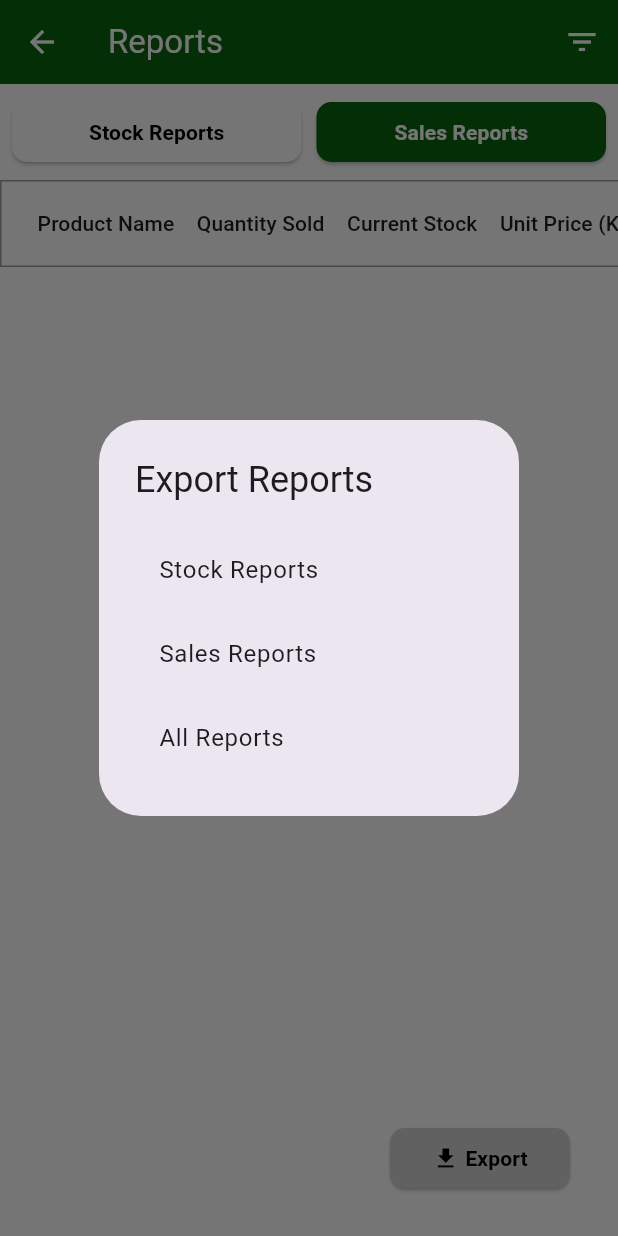
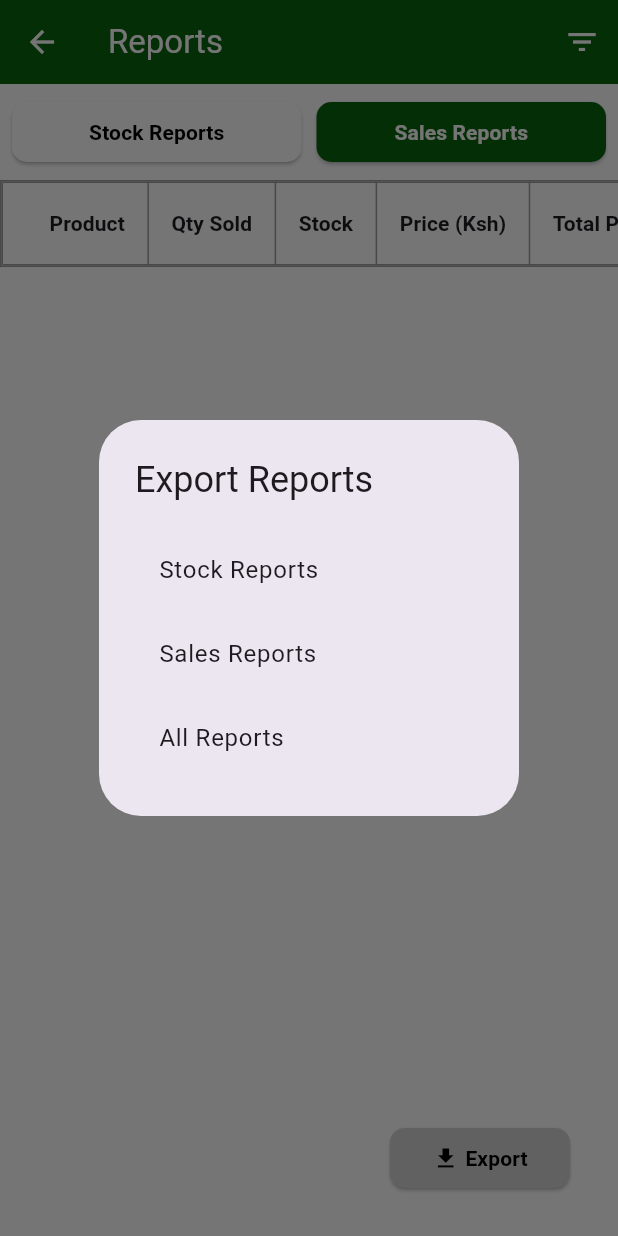
Before and after one commit to BrianKawinzi/medfast_go, a Flutter app: the Reports screen opened directly, after a tap on "Sales Reports", after a tap on "Export", on a phone screen of 412 x 824 dp. Run offline on Flutter 3.47's test engine with Material 3 defaults, Android fonts, the phone set to English and light mode, and no system bars; our stand-ins replace audioplayers, csv, file_picker, fl_chart, fluttertoast, geolocator and 5 more; missing offline and left inert: barcode_scan2, excel, flutter_file_dialog, mpesa_flutter_plugin, qr_code_scanner; accounts and stored records are empty.

Commit message:
Reports refinement to a table

```diff
--- a/lib/business/reports/reports.dart
+++ b/lib/business/reports/reports.dart
@@ -24,6 +24,7 @@ class _ReportsState extends State<Reports> {
   List<DataRow> stockRows = [];
   List<DataRow> salesRows = [];
   bool isStockSelected = true;
+
   bool matchesDate(String dataRowDate, DateTime selectedDate) {
     DateTime parsedDate = DateTime.parse(dataRowDate);
     return parsedDate.year == selectedDate.year &&
@@ -61,44 +62,10 @@ class _ReportsState extends State<Reports> {
           .map(
             (product) => DataRow(
               cells: [
-                DataCell(SizedBox(
-                  width: 70,
-                  child: Text(
-                    product.productName,
-                    maxLines: 1,
-                    style: const TextStyle(overflow: TextOverflow.ellipsis),
-                  ),
-                )),
-                DataCell(
-                  SizedBox(
-                    width: 70,
-                    child: Text(
-                      '${product.quantity}',
-                      maxLines: 1,
-                      style: const TextStyle(overflow: TextOverflow.ellipsis),
-                    ),
-                  ),
-                ),
-                DataCell(
-                  SizedBox(
-                    width: 70,
-                    child: Text(
-                      product.expiryDate,
-                      maxLines: 1,
-                      style: const TextStyle(overflow: TextOverflow.ellipsis),
-                    ),
-                  ),
-                ),
-                DataCell(
-                  SizedBox(
-                    width: 70,
-                    child: Text(
-                      'Ksh ${product.buyingPrice.toStringAsFixed(2)}',
-                      maxLines: 1,
-                      style: const TextStyle(overflow: TextOverflow.ellipsis),
-                    ),
-                  ),
-                ),
+                _buildTableCell(product.productName),
+                _buildTableCell(product.quantity.toString()),
+                _buildTableCell(product.expiryDate),
+                _buildTableCell(product.buyingPrice.toStringAsFixed(2)),
               ],
             ),
           )
@@ -112,56 +79,35 @@ class _ReportsState extends State<Reports> {
           .map(
             (product) => DataRow(
               cells: [
-                DataCell(
-                  SizedBox(
-                    width: 70,
-                    child: Text(
-                      product.productName,
-                      style: const TextStyle(overflow: TextOverflow.ellipsis),
-                    ),
-                  ),
-                ),
-                DataCell(
-                  SizedBox(
-                    width: 70,
-                    child: Text(
-                      product.soldQuantity.toString(),
-                      style: const TextStyle(overflow: TextOverflow.ellipsis),
-                    ),
-                  ),
-                ),
-                DataCell(
-                  SizedBox(
-                    width: 70,
-                    child: Text(
-                      product.quantity.toString(),
-                      style: const TextStyle(overflow: TextOverflow.ellipsis),
-                    ),
-                  ),
-                ),
-                DataCell(
-                  SizedBox(
-                    width: 70,
-                    child: Text(
-                      'Ksh ${product.sellingPrice.toStringAsFixed(2)} ',
-                      style: const TextStyle(overflow: TextOverflow.ellipsis),
-                    ),
-                  ),
-                ),
-                DataCell(
-                  SizedBox(
-                    width: 70,
-                    child: Text(
-                      'Ksh ${(product.sellingPrice * product.soldQuantity).toStringAsFixed(2)} ',
-                      style: const TextStyle(overflow: TextOverflow.ellipsis),
-                    ),
-                  ),
-                ),
+                _buildTableCell(product.productName),
+                _buildTableCell(product.soldQuantity.toString()),
+                _buildTableCell(product.quantity.toString()),
+                _buildTableCell(product.sellingPrice.toStringAsFixed(2)),
+                _buildTableCell((product.sellingPrice * product.soldQuantity).toStringAsFixed(2)),
               ],
             ),
           )
           .toList();
     });
+  }
+
+  DataCell _buildTableCell(String value) {
+    return DataCell(
+      Container(
+        padding: const EdgeInsets.all(8.0),
+        child: Text(value),
+      ),
+    );
+  }
+
+  Widget _buildTableHeader(String value) {
+    return Container(
+      padding: const EdgeInsets.all(8.0),
+      child: Text(
+        value,
+        style: const TextStyle(fontWeight: FontWeight.bold),
+      ),
+    );
   }
 
   void _showFilterOptions() {
@@ -204,8 +150,7 @@ class _ReportsState extends State<Reports> {
           title: const Text("Enter Product Name"),
           content: TextField(
             controller: productController,
-            decoration:
-                const InputDecoration(hintText: "Type product name here"),
+            decoration: const InputDecoration(hintText: "Type product name here"),
           ),
           actions: <Widget>[
             TextButton(
@@ -316,20 +261,20 @@ class _ReportsState extends State<Reports> {
 
   void _filterDataForDate(DateTime date) {
     stockRows = stockRows
-        .where((row) => matchesDate(const Row() as String, date))
+        .where((row) => matchesDate((row.cells[2].child as Container).child as String, date))
         .toList();
     salesRows = salesRows
-        .where((row) => matchesDate(const Row() as String, date))
+        .where((row) => matchesDate((row.cells[2].child as Container).child as String, date))
         .toList();
     setState(() {});
   }
 
   void _filterDataForDateRange(DateTimeRange range) {
     stockRows = stockRows
-        .where((row) => inDateRange(const Row() as String, range))
+        .where((row) => inDateRange((row.cells[2].child as Container).child as String, range))
         .toList();
     salesRows = salesRows
-        .where((row) => inDateRange(const Row() as String, range))
+        .where((row) => inDateRange((row.cells[2].child as Container).child as String, range))
         .toList();
     setState(() {});
   }
@@ -337,13 +282,13 @@ class _ReportsState extends State<Reports> {
   void _filterByProductName(String productName) {
     setState(() {
       stockRows = stockRows
-          .where((row) => (row.cells[0].child as Text)
+          .where((row) => ((row.cells[0].child as Container).child as Text)
               .data!
               .toLowerCase()
               .contains(productName.toLowerCase()))
           .toList();
       salesRows = salesRows
-          .where((row) => (row.cells[0].child as Text)
+          .where((row) => ((row.cells[0].child as Container).child as Text)
               .data!
               .toLowerCase()
               .contains(productName.toLowerCase()))
@@ -418,8 +363,9 @@ class _ReportsState extends State<Reports> {
     }
 
     for (var dataRow in dataRows) {
-      List<dynamic> row =
-          dataRow.cells.map((cell) => (cell.child as Text).data ?? '').toList();
+      List<dynamic> row = dataRow.cells
+          .map((cell) => ((cell.child as Container).child as Text).data ?? '')
+          .toList();
       rows.add(row);
     }
 
@@ -454,8 +400,9 @@ class _ReportsState extends State<Reports> {
     combinedRows
         .add(['Product Name', 'Quantity', 'Expiry Date', 'Price (Ksh)']);
     for (var dataRow in stockRows) {
-      List<dynamic> row =
-          dataRow.cells.map((cell) => (cell.child as Text).data ?? '').toList();
+      List<dynamic> row = dataRow.cells
+          .map((cell) => ((cell.child as Container).child as Text).data ?? '')
+          .toList();
       combinedRows.add(row);
     }
     combinedRows.add(['']); // Add an empty row for separation
@@ -470,8 +417,9 @@ class _ReportsState extends State<Reports> {
       'Total Price (Ksh)'
     ]);
     for (var dataRow in salesRows) {
-      List<dynamic> row =
-          dataRow.cells.map((cell) => (cell.child as Text).data ?? '').toList();
+      List<dynamic> row = dataRow.cells
+          .map((cell) => ((cell.child as Container).child as Text).data ?? '')
+          .toList();
       combinedRows.add(row);
     }
 
@@ -516,19 +464,28 @@ class _ReportsState extends State<Reports> {
             child: DataTable(
               columnSpacing: 15,
               dataRowMaxHeight: 50,
+              headingRowHeight: 56,
+              border: const TableBorder(
+                top: BorderSide(color: Colors.grey),
+                bottom: BorderSide(color: Colors.grey),
+                left: BorderSide(color: Colors.grey),
+                right: BorderSide(color: Colors.grey),
+                verticalInside: BorderSide(color: Colors.grey),
+                horizontalInside: BorderSide(color: Colors.transparent),
+              ),
               columns: isStockSelected
                   ? [
-                      const DataColumn(label: Text('Product Name')),
-                      const DataColumn(label: Text('Quantity')),
-                      const DataColumn(label: Text('Expiry Date')),
-                      const DataColumn(label: Text('Price (Ksh)')),
+                      DataColumn(label: _buildTableHeader('Product')),
+                      DataColumn(label: _buildTableHeader('Qty')),
+                      DataColumn(label: _buildTableHeader('Expiry')),
+                      DataColumn(label: _buildTableHeader('Price (Ksh)')),
                     ]
                   : [
-                      const DataColumn(label: Text('Product Name')),
-                      const DataColumn(label: Text('Quantity Sold')),
-                      const DataColumn(label: Text('Current Stock')),
-                      const DataColumn(label: Text('Unit Price (Ksh)')),
-                      const DataColumn(label: Text('Total Price (Ksh)')),
+                      DataColumn(label: _buildTableHeader('Product')),
+                      DataColumn(label: _buildTableHeader('Qty Sold')),
+                      DataColumn(label: _buildTableHeader('Stock')),
+                      DataColumn(label: _buildTableHeader('Price (Ksh)')),
+                      DataColumn(label: _buildTableHeader('Total Price (Ksh)')),
                     ],
               rows: isStockSelected ? stockRows : salesRows,
             ),
```
